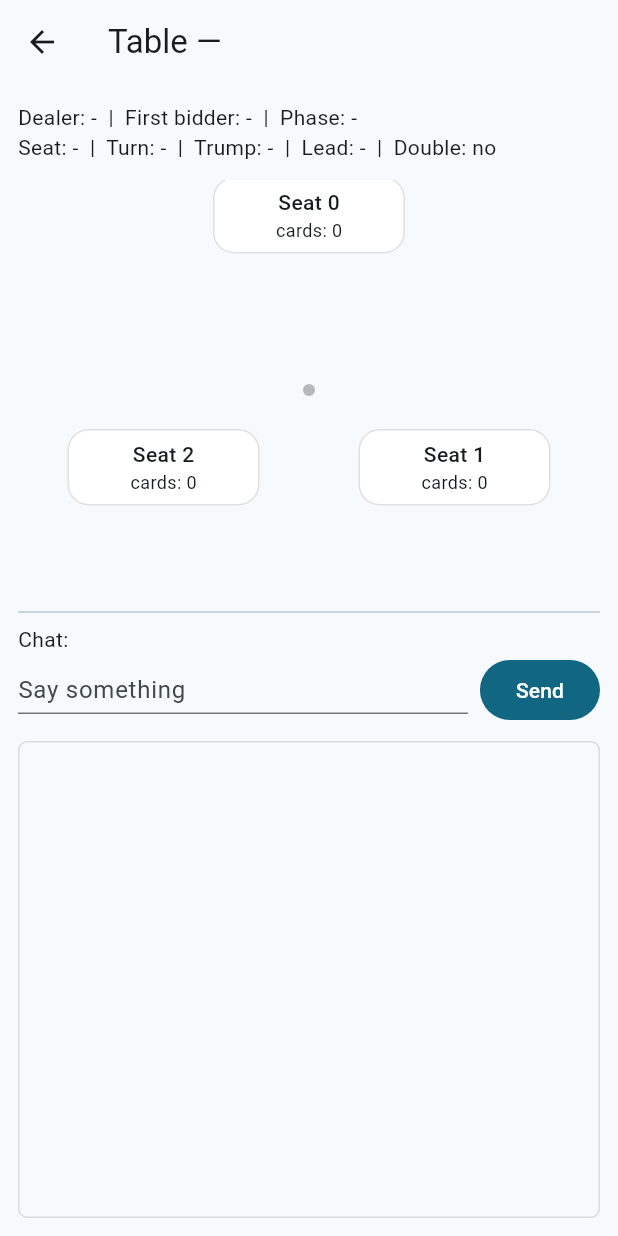
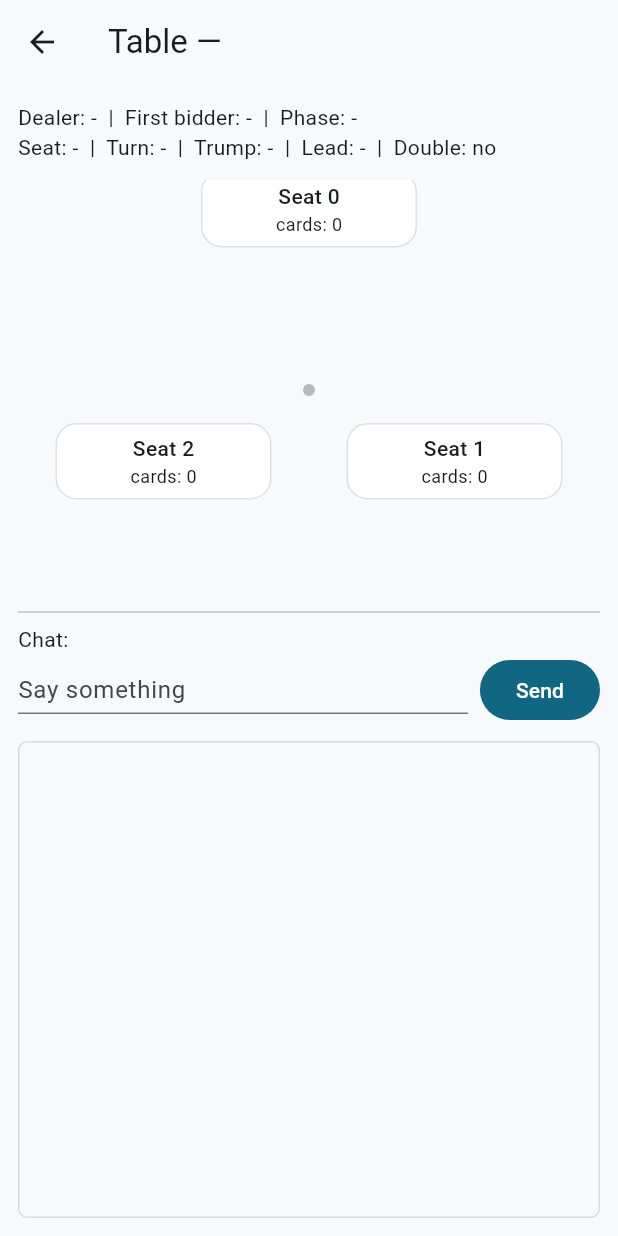
Before and after one commit to youngZwiebelandtheGemuseBeat/reusable_online_card_game_framework, a Flutter app: the TablePage screen opened directly with empty values, on a phone screen of 412 x 824 dp. Run offline on Flutter 3.47's test engine with Material 3 defaults, Android fonts, the phone set to English and light mode, and no system bars; missing offline and left inert: dart:html.

Commit message:
no exchange yet

```diff
--- a/client/lib/main.dart
+++ b/client/lib/main.dart
@@ -164,8 +164,8 @@ class _TablePageState extends State<TablePage> {
   int? turn;
   int? dealer;
   int? firstBidder;
-  String? phase;           // start | cut | bidding | pick_trump | play
-  int? actor;              // whose turn to act (bidding or start)
+  String? phase;           // start | cut | bidding | pick_trump | exchange | play
+  int? actor;              // whose turn to act (start/bidding/exchange)
   int? bestBid;
   int? bestBy;
   List<int> passed = [];
@@ -180,6 +180,14 @@ class _TablePageState extends State<TablePage> {
   List<Map<String, dynamic>> trick = [];
   List<String> names = [];
   List<int> counts = [];
+  List<int> stayed = [];
+
+  int talon = 0;
+  int swamp = 0;
+  int exchangeMax = 3;
+
+  // exchange UI state
+  final Set<int> _sel = {};
 
   final chatCtrl = TextEditingController();
   final List<String> chat = [];
@@ -215,6 +223,16 @@ class _TablePageState extends State<TablePage> {
               trick = ((m['m']['trick'] as List?) ?? const []).map((e) => Map<String, dynamic>.from((e as Map).map((k, v) => MapEntry(k.toString(), v)))).toList();
               names = ((m['m']['names'] as List?) ?? const []).map((e) => (e ?? '').toString()).toList();
               counts = ((m['m']['counts'] as List?) ?? const []).map((e) => (e as num).toInt()).toList();
+
+              stayed = ((m['m']['stayed'] as List?) ?? const []).map((e) => (e as num).toInt()).toList();
+              talon = ((m['m']['talon'] as num?) ?? 0).toInt();
+              swamp = ((m['m']['swamp'] as num?) ?? 0).toInt();
+              exchangeMax = ((m['m']['exchangeMax'] as num?) ?? 3).toInt();
+
+              // reset selection when phase/actor changes
+              if (phase != 'exchange' || seat != actor) {
+                _sel.clear();
+              }
             });
           }
           break;
@@ -250,10 +268,47 @@ class _TablePageState extends State<TablePage> {
   void _bid(int n) => widget.ws.send({"t":"bid","m":{"room": widget.roomId, "seat": seat, "bid": n}});
   void _pickTrump(String t) => widget.ws.send({"t":"pick_trump","m":{"room": widget.roomId, "seat": seat, "trump": t}});
 
+  void _toggleSel(int i) {
+    if (phase != 'exchange' || seat != actor) return;
+    if (_sel.contains(i)) {
+      setState(() => _sel.remove(i));
+    } else {
+      if (_sel.length < exchangeMax) {
+        setState(() => _sel.add(i));
+      }
+    }
+  }
+  void _stayHome() {
+    widget.ws.send({"t":"stay_home","m":{"room": widget.roomId, "seat": seat}});
+  }
+  void _exchangeSelected() {
+    final list = _sel.toList()..sort();
+    final cards = <Map<String, String>>[];
+    for (final i in list) {
+      if (i >= 0 && i < hand.length) {
+        final c = hand[i] as Map;
+        final suit = (c['Suit'] ?? c['suit'] ?? '').toString();
+        final rank = (c['Rank'] ?? c['rank'] ?? '').toString();
+        cards.add({"Suit": suit, "Rank": rank});
+      }
+    }
+    if (cards.isNotEmpty && cards.length <= exchangeMax) {
+      widget.ws.send({"t":"exchange","m":{"room": widget.roomId, "seat": seat, "cards": cards}});
+      setState(() => _sel.clear());
+    }
+  }
+
+  bool _stayedSeat(int s) => stayed.contains(s);
+
   @override
   Widget build(BuildContext context) {
     final myPlayTurn = phase == 'play' && seat != null && turn != null && seat == turn;
     final seatsCount = counts.isNotEmpty ? counts.length : math.max(names.length, 0);
+
+    final youAreActor = (seat != null && actor != null && seat == actor);
+    final declarer = bestBy;
+
+    final canStayHome = (trump != 'clubs') && (seat != declarer);
 
     return Scaffold(
       appBar: AppBar(
@@ -270,11 +325,11 @@ class _TablePageState extends State<TablePage> {
           Text('Seat: ${seat ?? "-"}  |  Turn: ${turn ?? "-"}  |  Trump: ${trump ?? "-"}  |  Lead: ${lead ?? "-"}  |  Double: ${roundDouble ? "yes" : "no"}'),
           const SizedBox(height: 12),
 
-          SizedBox(height: 280, child: PlayerRing(seats: seatsCount > 0 ? seatsCount : 3, names: names, counts: counts, youSeat: seat, turnSeat: turn)),
+          SizedBox(height: 280, child: PlayerRing(seats: seatsCount > 0 ? seatsCount : 3, names: names, counts: counts, youSeat: seat, turnSeat: turn, stayed: stayed)),
 
           const Divider(),
 
-          // ------- START phase: first bidder decides to Knock or Cut -------
+          // ------- START phase -------
           if (phase == 'start') ...[
             Card(
               elevation: 0,
@@ -299,7 +354,7 @@ class _TablePageState extends State<TablePage> {
             const SizedBox(height: 8),
           ],
 
-          // ------- CUT phase (after choice above; cutter sees bottom card) -------
+          // ------- CUT phase -------
           if (phase == 'cut') ...[
             if (seat == firstBidder && cutPeek != null)
               Card(
@@ -328,7 +383,7 @@ class _TablePageState extends State<TablePage> {
             const SizedBox(height: 8),
           ],
 
-          // ------- BIDDING -------
+          // ------- BIDDING + TRUMP PICK -------
           if (phase == 'bidding' || phase == 'pick_trump') ...[
             if (phase == 'bidding')
               Card(
@@ -381,6 +436,49 @@ class _TablePageState extends State<TablePage> {
             const Divider(),
           ],
 
+          // ------- EXCHANGE -------
+          if (phase == 'exchange') ...[
+            Row(children: [
+              Expanded(child: Text(youAreActor ? 'Your exchange' : 'Waiting for s${actor ?? "-"} to exchange')),
+              Padding(
+                padding: const EdgeInsets.symmetric(horizontal: 6),
+                child: Text('Talon: $talon'),
+              ),
+              Padding(
+                padding: const EdgeInsets.symmetric(horizontal: 6),
+                child: Text('Swamp: $swamp'),
+              ),
+            ]),
+            const SizedBox(height: 8),
+            if (youAreActor) Row(children: [
+              if (seat != bestBy && trump != 'clubs')
+                OutlinedButton.icon(onPressed: _stayHome, icon: const Icon(Icons.door_front_door), label: const Text('Stay home')),
+              const SizedBox(width: 8),
+              FilledButton.icon(
+                onPressed: _sel.isNotEmpty && _sel.length <= exchangeMax ? _exchangeSelected : null,
+                icon: const Icon(Icons.swap_horiz),
+                label: Text('Exchange selected (${_sel.length}/$exchangeMax)'),
+              ),
+            ]),
+            const SizedBox(height: 8),
+            const Text('Select cards to exchange:'),
+            Wrap(
+              spacing: 8, runSpacing: 8,
+              children: List.generate(hand.length, (i) {
+                final c = hand[i] as Map;
+                final suit = (c['Suit'] ?? c['suit'] ?? '?').toString();
+                final rank = (c['Rank'] ?? c['rank'] ?? '?').toString();
+                final selected = _sel.contains(i);
+                return FilterChip(
+                  selected: selected,
+                  onSelected: youAreActor ? (_) => _toggleSel(i) : null,
+                  label: Text('$rank-$suit'),
+                );
+              }),
+            ),
+            const Divider(),
+          ],
+
           // ------- PLAY -------
           if (phase == 'play') ...[
             const Text('On table (current trick):'),
@@ -400,8 +498,9 @@ class _TablePageState extends State<TablePage> {
               children: hand.map<Widget>((c) {
                 final suit = (c['Suit'] ?? c['suit'] ?? '?').toString();
                 final rank = (c['Rank'] ?? c['rank'] ?? '?').toString();
+                final stayedMe = seat != null && _stayedSeat(seat!);
                 return OutlinedButton(
-                  onPressed: (myPlayTurn && !handOver) ? () {
+                  onPressed: (myPlayTurn && !handOver && !stayedMe) ? () {
                     widget.ws.send({"t":"move","m":{"room": widget.roomId, "seat": seat, "type":"play_card", "card":{"Suit": suit, "Rank": rank}}});
                   } : null,
                   child: Text('$rank-$suit'),
@@ -443,7 +542,10 @@ class PlayerRing extends StatelessWidget {
   final List<int> counts;
   final int? youSeat;
   final int? turnSeat;
-  const PlayerRing({super.key, required this.seats, required this.names, required this.counts, this.youSeat, this.turnSeat});
+  final List<int> stayed;
+  const PlayerRing({super.key, required this.seats, required this.names, required this.counts, this.youSeat, this.turnSeat, required this.stayed});
+
+  bool _stayed(int s) => stayed.contains(s);
 
   @override
   Widget build(BuildContext context) {
@@ -462,20 +564,24 @@ class PlayerRing extends StatelessWidget {
         final cnt = (s < counts.length) ? counts[s] : 0;
         final isYou = (youSeat != null && youSeat == s);
         final isTurn = (turnSeat == s);
+        final isHome = _stayed(s);
 
         children.add(Positioned(
-          left: x - 64, top: y - 30, width: 128,
+          left: x - 72, top: y - 34, width: 144,
           child: AnimatedContainer(
             duration: const Duration(milliseconds: 200),
             padding: const EdgeInsets.symmetric(horizontal: 10, vertical: 6),
             decoration: BoxDecoration(
-              color: isTurn ? Colors.yellow.withOpacity(0.25) : Colors.white,
+              color: isHome ? Colors.grey.shade200 : (isTurn ? Colors.yellow.withOpacity(0.25) : Colors.white),
               borderRadius: BorderRadius.circular(14),
-              border: Border.all(color: isTurn ? Colors.amber : (isYou ? Colors.blue : Colors.black12), width: isTurn ? 3 : (isYou ? 2 : 1)),
+              border: Border.all(
+                color: isTurn ? Colors.amber : (isYou ? Colors.blue : Colors.black12),
+                width: isTurn ? 3 : (isYou ? 2 : 1),
+              ),
               boxShadow: isTurn ? [const BoxShadow(blurRadius: 10, spreadRadius: 1, color: Colors.amberAccent)] : null,
             ),
             child: Column(mainAxisSize: MainAxisSize.min, children: [
-              Text(name + (isYou ? '  (You)' : ''), overflow: TextOverflow.ellipsis, style: TextStyle(fontWeight: isTurn ? FontWeight.w700 : FontWeight.w500)),
+              Text(name + (isYou ? '  (You)' : '') + (isHome ? '  (Home)' : ''), overflow: TextOverflow.ellipsis, style: TextStyle(fontWeight: isTurn ? FontWeight.w700 : FontWeight.w500)),
               Text('cards: $cnt', style: const TextStyle(fontSize: 12)),
             ]),
           ),
```
Also changed, not shown: 1 other file.
